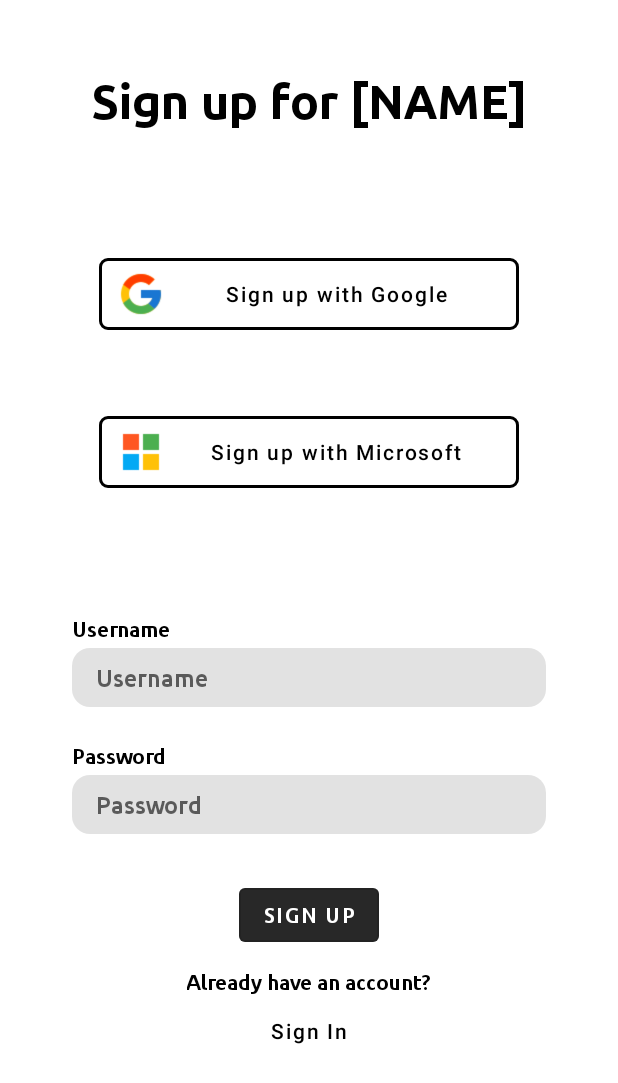
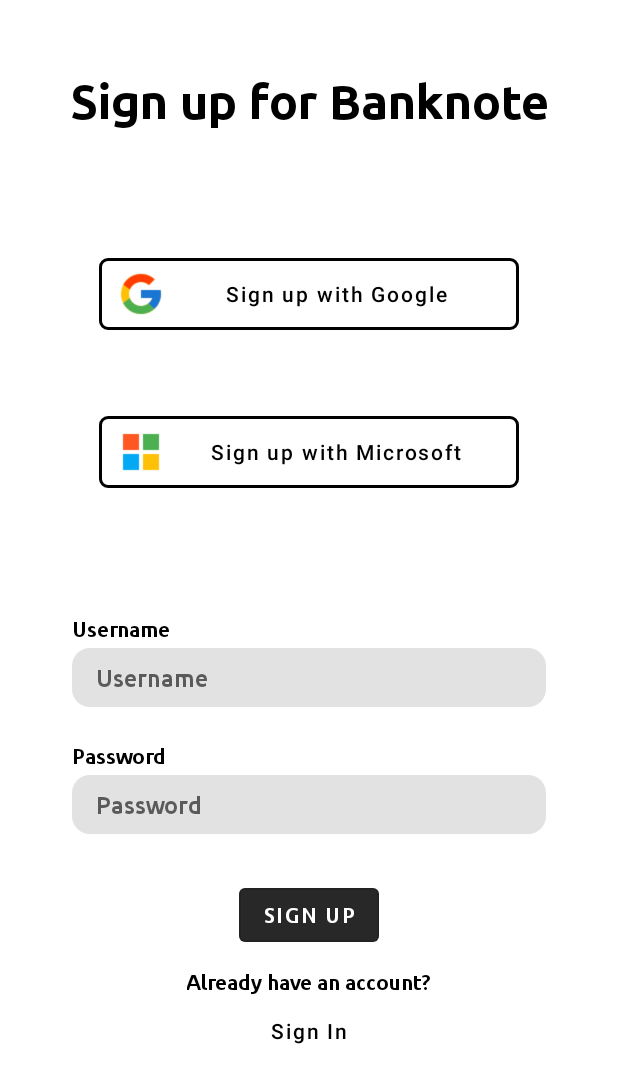
Before and after one commit to KrustyKrab-UCSD/Banknote, an Android app: the RegistrationActivity screen opened directly, with no data from a screen before it, on a phone screen of 412 x 824 dp. Shown: the top 1083 px of the screen. Run offline under Robolectric (Android 15) with nearby library versions, the light colour scheme and no system bars; our stand-ins replace data binding; libraries missing offline, so code that uses them is left out: com.parse.

Commit message:
update registration screen title; [NAME] -> Banknote

```diff
--- a/app/src/main/res/layout/activity_main.xml
+++ b/app/src/main/res/layout/activity_main.xml
@@ -25,7 +25,8 @@
             android:layout_height="match_parent"
             android:layout_above="@+id/bottomNavigation"
             android:layout_alignParentStart="true"
-            android:layout_marginBottom="0dp"></FrameLayout>
+            android:layout_marginBottom="0dp">
+        </FrameLayout>
 
         <com.google.android.material.bottomnavigation.BottomNavigationView
             android:id="@+id/bottomNavigation"
--- a/app/src/main/res/layout/activity_registration.xml
+++ b/app/src/main/res/layout/activity_registration.xml
@@ -14,7 +14,7 @@
             android:layout_height="wrap_content"
             android:layout_marginTop="48dp"
             android:fontFamily="@font/ubuntu_bold"
-            android:text="Sign up for [NAME]"
+            android:text="Sign up for Banknote"
             android:textColor="@color/black"
             android:textSize="32sp"
             app:layout_constraintLeft_toLeftOf="parent"
```
